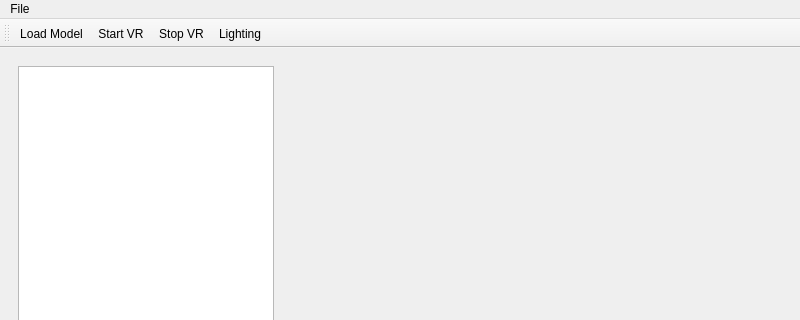
First picture: the form in mainwindow.ui, repository BrewskiIceTea/2024_GROUP_8, before the edit; both pictures show x 0 to 800 and y 0 to 320 of the 800 by 600 pixel window.
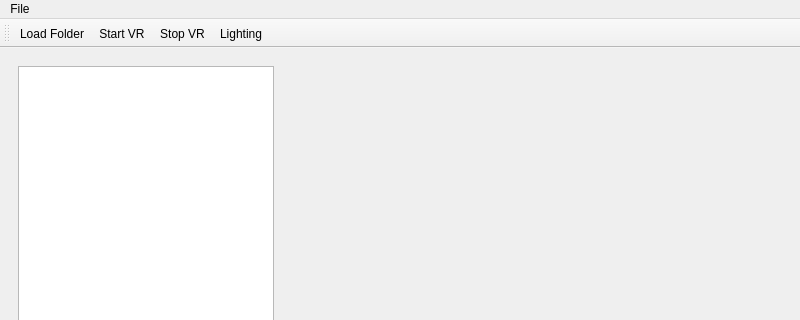
Second picture: the form after the edit. Icons and pictures are not drawn. Custom widgets are drawn as their Qt base class.

Commit message: changing open model name to open folder

```diff
--- a/mainwindow.ui
+++ b/mainwindow.ui
@@ -121,7 +121,7 @@
     <iconset theme="QIcon::ThemeIcon::FolderNew"/>
    </property>
    <property name="text">
-    <string>Load Model</string>
+    <string>Load Folder</string>
    </property>
    <property name="toolTip">
     <string>&lt;html&gt;&lt;head/&gt;&lt;body&gt;&lt;p&gt;Opens a directory and loads all .STL files within all sub directories. This will replace all models currently loaded&lt;/p&gt;&lt;/body&gt;&lt;/html&gt;</string>
```
